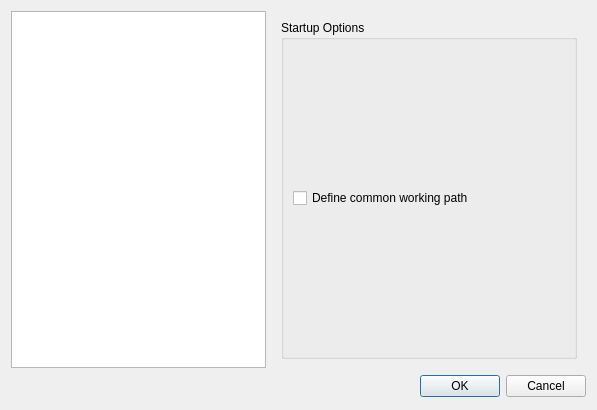
Old version of the form new-gui/brat/ApplicationSettingsDlg.ui in the repository altimetry/main.
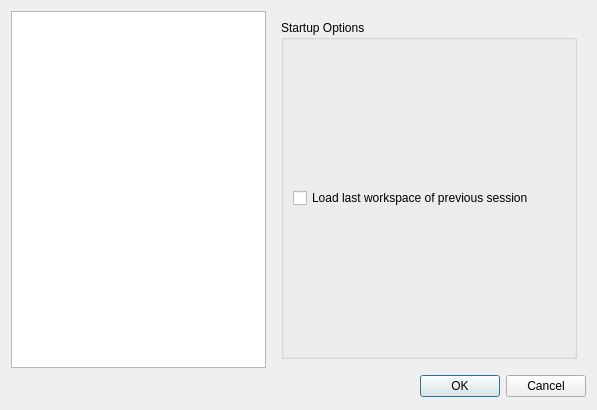
New version of the form. The open tabs and pages were chosen to show the change.

Commit message: Plot widgets interface with Qwt and Qwt3D (still ongoing). Plot data processing (still VTK dependent). Application paths.

```diff
--- a/new-gui/brat/ApplicationSettingsDlg.ui
+++ b/new-gui/brat/ApplicationSettingsDlg.ui
@@ -127,7 +127,7 @@
             <item>
              <widget class="QCheckBox" name="LoadLastProjectAtAtartup_checkBox">
               <property name="text">
-               <string>Define common working path</string>
+               <string>Load last workspace of previous session</string>
               </property>
              </widget>
             </item>
```
The commit also changes 164 other files.
